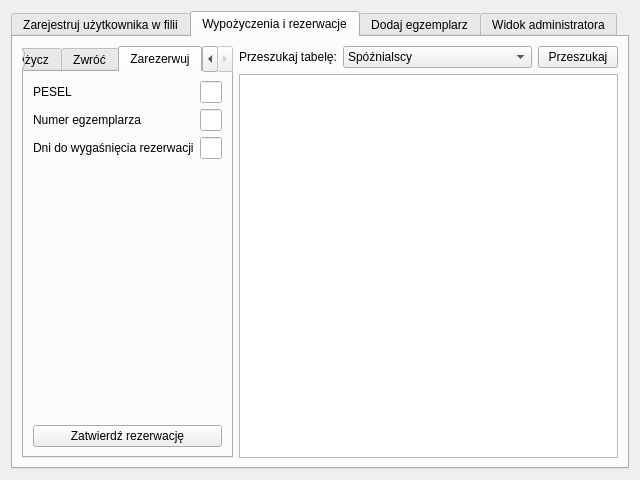
Above: UI/main_window.ui from Ambulanss/library-app before the change. Below: the same form after it.
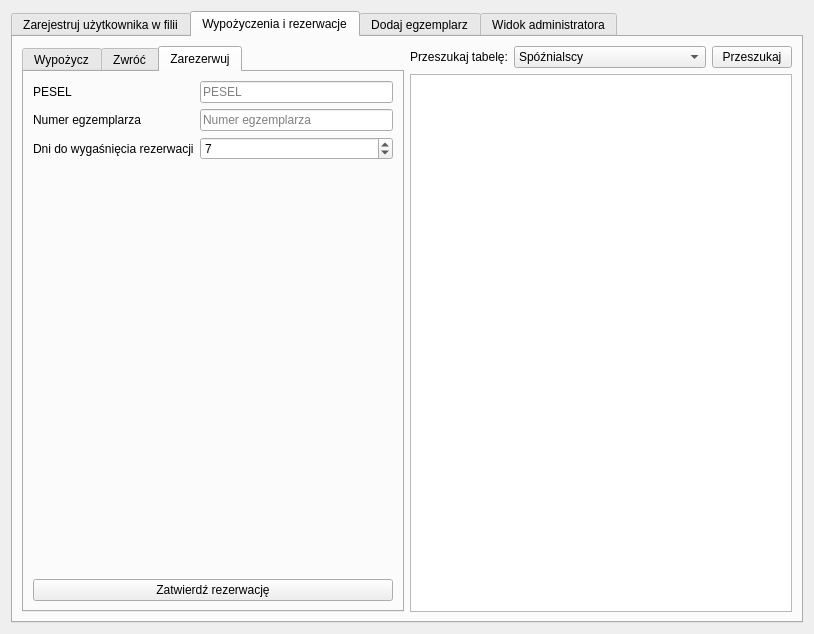
That is the form after the change. The open tabs and pages were chosen to show the change.

Commit message: Replace lineEdits with spinBoxes

Diff of the .ui file:
```diff
--- a/UI/main_window.ui
+++ b/UI/main_window.ui
@@ -6,8 +6,8 @@
    <rect>
     <x>0</x>
     <y>0</y>
-    <width>640</width>
-    <height>480</height>
+    <width>814</width>
+    <height>634</height>
    </rect>
   </property>
   <property name="sizePolicy">
@@ -512,13 +512,24 @@
                  <property name="maxLength">
                   <number>11</number>
                  </property>
+                 <property name="placeholderText">
+                  <string>PESEL</string>
+                 </property>
                 </widget>
                </item>
                <item row="1" column="1">
-                <widget class="QLineEdit" name="lineEdit_10"/>
+                <widget class="QLineEdit" name="lineEdit_10">
+                 <property name="placeholderText">
+                  <string>Numer egzemplarza</string>
+                 </property>
+                </widget>
                </item>
                <item row="2" column="1">
-                <widget class="QLineEdit" name="lineEdit_11"/>
+                <widget class="QSpinBox" name="lineEdit_11">
+                 <property name="value">
+                  <number>7</number>
+                 </property>
+                </widget>
                </item>
               </layout>
              </item>
```
Left out of the diff: 67 changed lines with no effect on the pictures. The commit also changes 2 other files.
